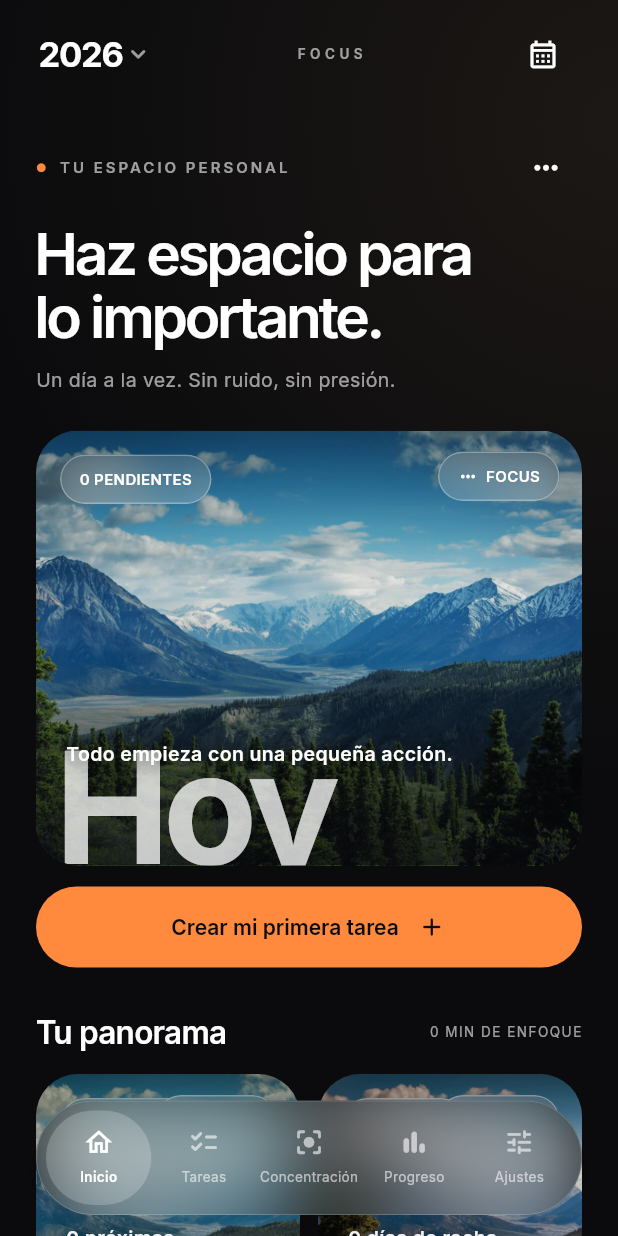
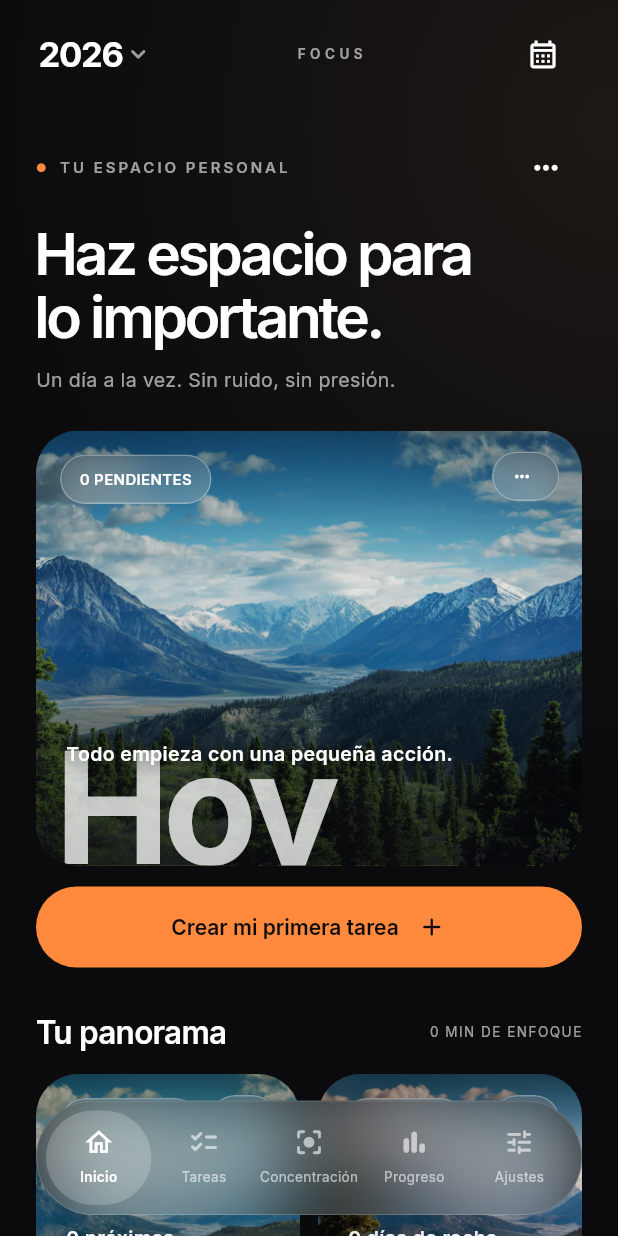
Before and after one commit to aldo200908-lgtm/FOCUS-App, a Flutter app: the screen it shows after launch, on a phone screen of 412 x 824 dp. Run offline on Flutter 3.47's test engine with Material 3 defaults, Android fonts, the phone set to English and light mode, and no system bars; our stand-ins replace shared_preferences.

Commit message:
fix: compact trailing glass chip on narrow photographic cards

```diff
--- a/lib/ui/cinematic.dart
+++ b/lib/ui/cinematic.dart
@@ -74,7 +74,7 @@ class CinematicCard extends StatelessWidget {
             right: 15,
             top: 14,
             child: action ?? const FrostedChip(
-              label: 'FOCUS',
+              label: '',
               icon: Icons.more_horiz_rounded,
             ),
           ),
```
